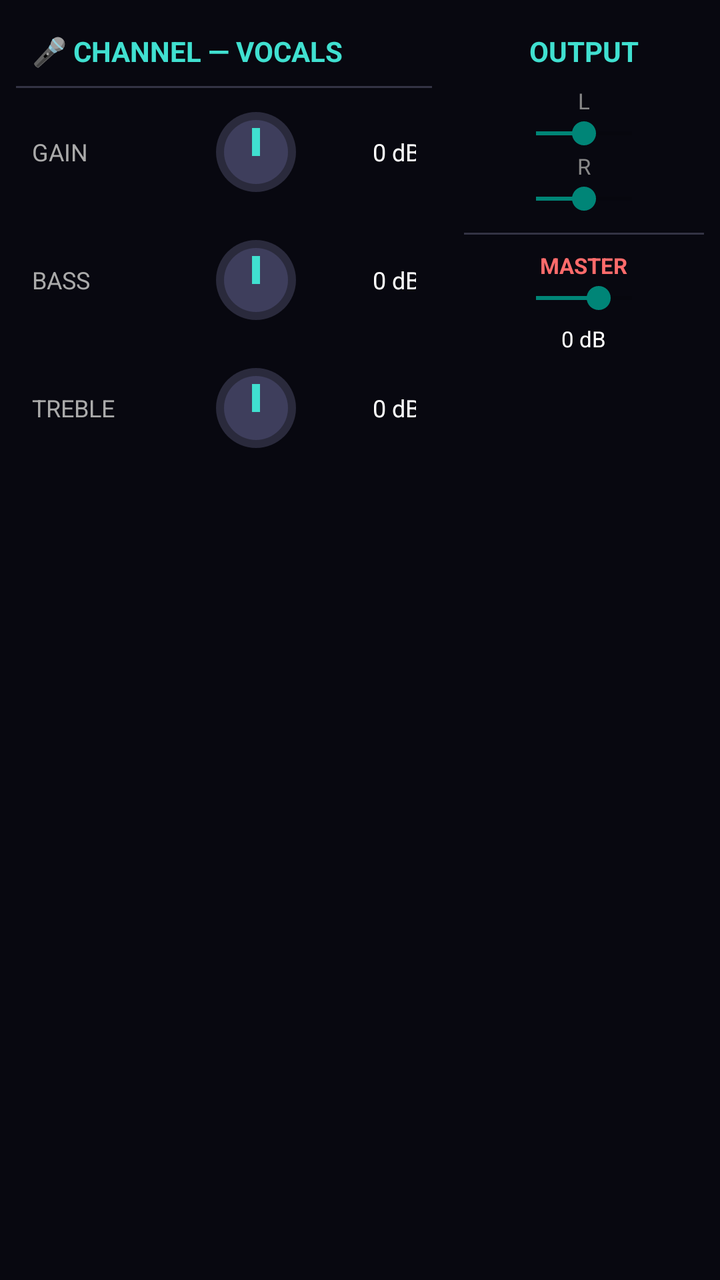
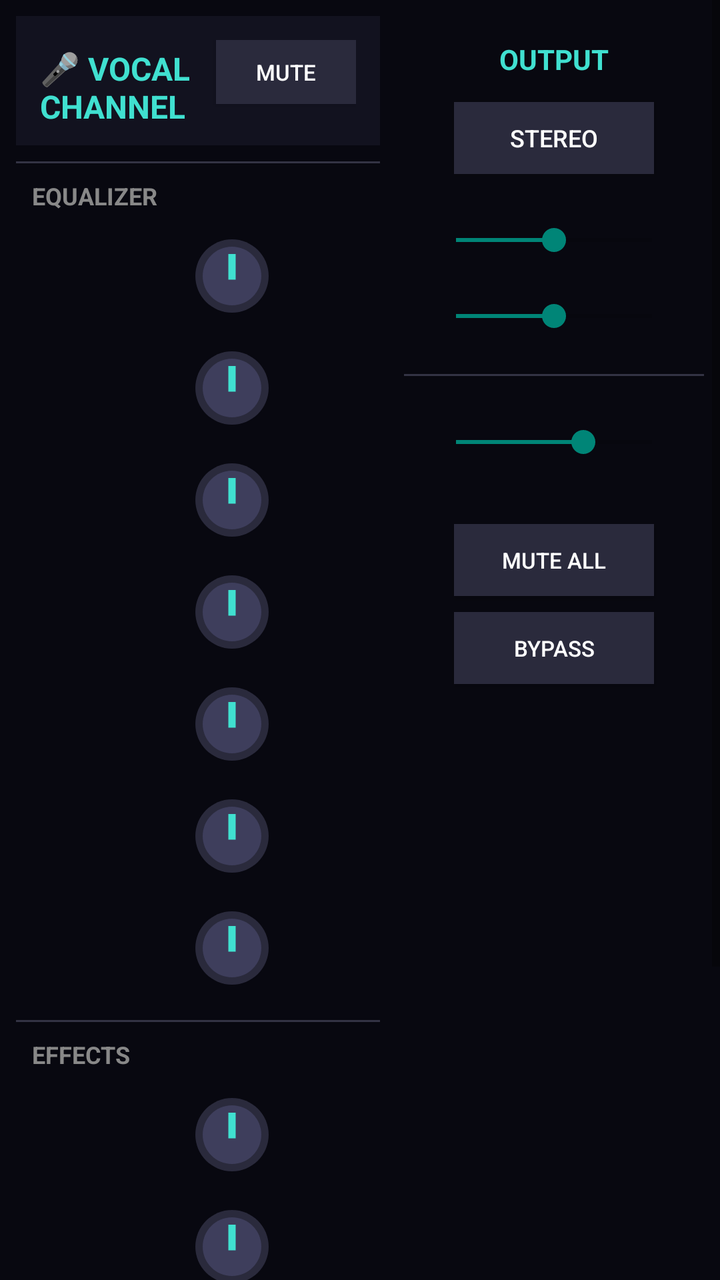

Two renders of the same Android screen: before a commit and after it. Below are the layout's source before the change and the commit's diff.
<!-- AndroidManifest.xml: activity theme Theme.AppCompat.Light.NoActionBar -->
<!-- res/layout/fragment_mixer.xml -->
<?xml version="1.0" encoding="utf-8"?>
<ScrollView
    xmlns:android="http://schemas.android.com/apk/res/android"
    android:layout_width="match_parent"
    android:layout_height="match_parent"
    android:background="#080810">

    <LinearLayout
        android:layout_width="match_parent"
        android:layout_height="wrap_content"
        android:orientation="horizontal"
        android:padding="8dp">

        
        
        
        <LinearLayout
            android:layout_width="0dp"
            android:layout_height="wrap_content"
            android:layout_weight="1"
            android:orientation="vertical"
            android:layout_marginEnd="8dp">

            <TextView
                android:layout_width="wrap_content"
                android:layout_height="wrap_content"
                android:text="🎤 CHANNEL — VOCALS"
                android:textColor="#40E0D0"
                android:textSize="14sp"
                android:textStyle="bold"
                android:padding="8dp"/>

            <View
                android:layout_width="match_parent"
                android:layout_height="1dp"
                android:background="#333344"/>

            
            <LinearLayout
                android:layout_width="match_parent"
                android:layout_height="wrap_content"
                android:orientation="horizontal"
                android:padding="8dp"
                android:gravity="center_vertical">

                <TextView
                    android:layout_width="80dp"
                    android:layout_height="wrap_content"
                    android:text="GAIN"
                    android:textColor="#AAAAAA"
                    android:textSize="12sp"/>

                <ImageView
                    android:id="@+id/knob_gain"
                    android:layout_width="48dp"
                    android:layout_height="48dp"
                    android:src="@drawable/ic_knob"
                    android:layout_marginStart="8dp"/>

                <TextView
                    android:id="@+id/val_gain"
                    android:layout_width="50dp"
                    android:layout_height="wrap_content"
                    android:text="0 dB"
                    android:textColor="#FFFFFF"
                    android:textSize="12sp"
                    android:gravity="end"
                    android:layout_marginStart="8dp"/>
            </LinearLayout>

            
            <LinearLayout
                android:layout_width="match_parent"
                android:layout_height="wrap_content"
                android:orientation="horizontal"
                android:padding="8dp"
                android:gravity="center_vertical">

                <TextView
                    android:layout_width="80dp"
                    android:layout_height="wrap_content"
                    android:text="BASS"
                    android:textColor="#AAAAAA"
                    android:textSize="12sp"/>

                <ImageView
                    android:id="@+id/knob_bass"
                    android:layout_width="48dp"
                    android:layout_height="48dp"
                    android:src="@drawable/ic_knob"
                    android:layout_marginStart="8dp"/>

                <TextView
                    android:id="@+id/val_bass"
                    android:layout_width="50dp"
                    android:layout_height="wrap_content"
                    android:text="0 dB"
                    android:textColor="#FFFFFF"
                    android:textSize="12sp"
                    android:gravity="end"
                    android:layout_marginStart="8dp"/>
            </LinearLayout>

            
            <LinearLayout
                android:layout_width="match_parent"
                android:layout_height="wrap_content"
                android:orientation="horizontal"
                android:padding="8dp"
                android:gravity="center_vertical">

                <TextView
                    android:layout_width="80dp"
                    android:layout_height="wrap_content"
                    android:text="TREBLE"
                    android:textColor="#AAAAAA"
                    android:textSize="12sp"/>

                <ImageView
                    android:id="@+id/knob_treble"
                    android:layout_width="48dp"
                    android:layout_height="48dp"
                    android:src="@drawable/ic_knob"
                    android:layout_marginStart="8dp"/>

                <TextView
                    android:id="@+id/val_treble"
                    android:layout_width="50dp"
                    android:layout_height="wrap_content"
                    android:text="0 dB"
                    android:textColor="#FFFFFF"
                    android:textSize="12sp"
                    android:gravity="end"
                    android:layout_marginStart="8dp"/>
            </LinearLayout>

        </LinearLayout>

        
        
        
        <LinearLayout
            android:layout_width="120dp"
            android:layout_height="wrap_content"
            android:orientation="vertical"
            android:gravity="center_horizontal"
            android:layout_marginStart="8dp">

            <TextView
                android:layout_width="wrap_content"
                android:layout_height="wrap_content"
                android:text="OUTPUT"
                android:textColor="#40E0D0"
                android:textSize="14sp"
                android:textStyle="bold"
                android:padding="8dp"/>

            
            <TextView
                android:layout_width="wrap_content"
                android:layout_height="wrap_content"
                android:text="L"
                android:textColor="#888888"
                android:textSize="11sp"/>
            <SeekBar
                android:id="@+id/slider_left"
                android:layout_width="80dp"
                android:layout_height="wrap_content"
                android:progress="50"/>

            
            <TextView
                android:layout_width="wrap_content"
                android:layout_height="wrap_content"
                android:text="R"
                android:textColor="#888888"
                android:textSize="11sp"/>
            <SeekBar
                android:id="@+id/slider_right"
                android:layout_width="80dp"
                android:layout_height="wrap_content"
                android:progress="50"/>

            <View
                android:layout_width="match_parent"
                android:layout_height="1dp"
                android:background="#333344"
                android:layout_marginVertical="8dp"/>

            
            <TextView
                android:layout_width="wrap_content"
                android:layout_height="wrap_content"
                android:text="MASTER"
                android:textColor="#FF6B6B"
                android:textSize="11sp"
                android:textStyle="bold"/>
            <SeekBar
                android:id="@+id/slider_master"
                android:layout_width="80dp"
                android:layout_height="wrap_content"
                android:progress="65"/>
            <TextView
                android:id="@+id/master_vol_val"
                android:layout_width="wrap_content"
                android:layout_height="wrap_content"
                android:text="0 dB"
                android:textColor="#FFFFFF"
                android:textSize="11sp"
                android:layout_marginTop="4dp"/>

        </LinearLayout>

    </LinearLayout>

</ScrollView>
<!-- resources referenced by this layout -->
<resources>
  <!-- drawable ic_knob (drawable) -->
  <?xml version="1.0" encoding="utf-8"?>
  <vector xmlns:android="http://schemas.android.com/apk/res/android"
      android:width="48dp" android:height="48dp"
      android:viewportWidth="48" android:viewportHeight="48">
    <path android:fillColor="#2A2A3C"
          android:pathData="M24,4C12.96,4 4,12.96 4,24s8.96,20 20,20 20,-8.96 20,-20S35.04,4 24,4z"/>
    <path android:fillColor="#3E3E5C"
          android:pathData="M24,8C15.16,8 8,15.16 8,24s7.16,16 16,16 16,-7.16 16,-16S32.84,8 24,8z"/>
    <path android:fillColor="#40E0D0"
          android:pathData="M22,12h4v14h-4z"/>
  </vector>
</resources>

<!-- the commit's change to res/layout/fragment_mixer.xml (unified diff, before → after) -->
@@ -3,7 +3,8 @@
     xmlns:android="http://schemas.android.com/apk/res/android"
     android:layout_width="match_parent"
     android:layout_height="match_parent"
-    android:background="#080810">
+    android:background="#080810"
+    android:fillViewport="true">
 
     <LinearLayout
         android:layout_width="match_parent"
@@ -21,117 +22,214 @@
             android:orientation="vertical"
             android:layout_marginEnd="8dp">
 
+            
+            <LinearLayout
+                android:layout_width="match_parent"
+                android:layout_height="wrap_content"
+                android:orientation="horizontal"
+                android:padding="12dp"
+                android:background="#12121F"
+                android:layout_marginBottom="8dp">
+
+                <TextView
+                    android:layout_width="0dp"
+                    android:layout_height="wrap_content"
+                    android:layout_weight="1"
+                    android:text="🎤 VOCAL CHANNEL"
+                    android:textColor="#40E0D0"
+                    android:textSize="16sp"
+                    android:textStyle="bold"/>
+
+                <ToggleButton
+                    android:id="@+id/btn_mute"
+                    android:layout_width="70dp"
+                    android:layout_height="32dp"
+                    android:textOff="MUTE"
+                    android:textOn="🔇 MUTED"
+                    android:background="#2A2A3C"
+                    android:textColor="#FFFFFF"
+                    android:textSize="11sp"
+                    android:minWidth="0dp"/>
+            </LinearLayout>
+
+            <View
+                android:layout_width="match_parent"
+                android:layout_height="1dp"
+                android:background="#333344"
+                android:layout_marginBottom="8dp"/>
+
+            
             <TextView
                 android:layout_width="wrap_content"
                 android:layout_height="wrap_content"
-                android:text="🎤 CHANNEL — VOCALS"
-                android:textColor="#40E0D0"
-                android:textSize="14sp"
+                android:text="EQUALIZER"
+                android:textColor="#888888"
+                android:textSize="12sp"
                 android:textStyle="bold"
-                android:padding="8dp"/>
+                android:paddingStart="8dp"
+                android:layout_marginBottom="4dp"/>
+
+            
+            <LinearLayout
+                android:layout_width="match_parent"
+                android:layout_height="wrap_content"
+                android:orientation="horizontal"
+                android:padding="6dp"
+                android:gravity="center_vertical">
+                <TextView android:layout_width="80dp" android:text="GAIN" android:textColor="#AAAAAA" android:textSize="12sp"/>
+                <ImageView android:id="@+id/knob_gain" android:layout_width="44dp" android:layout_height="44dp" android:src="@drawable/ic_knob"/>
+                <TextView android:id="@+id/val_gain" android:layout_width="55dp" android:text="0 dB" android:textColor="#FFFFFF" android:textSize="12sp" android:gravity="end"/>
+            </LinearLayout>
+
+            
+            <LinearLayout
+                android:layout_width="match_parent"
+                android:layout_height="wrap_content"
+                android:orientation="horizontal"
+                android:padding="6dp"
+                android:gravity="center_vertical">
+                <TextView android:layout_width="80dp" android:text="BASS" android:textColor="#AAAAAA" android:textSize="12sp"/>
+                <ImageView android:id="@+id/knob_bass" android:layout_width="44dp" android:layout_height="44dp" android:src="@drawable/ic_knob"/>
+                <TextView android:id="@+id/val_bass" android:layout_width="55dp" android:text="0 dB" android:textColor="#FFFFFF" android:textSize="12sp" android:gravity="end"/>
+            </LinearLayout>
+
+            
+            <LinearLayout
+                android:layout_width="match_parent"
+                android:layout_height="wrap_content"
+                android:orientation="horizontal"
+                android:padding="6dp"
+                android:gravity="center_vertical">
+                <TextView android:layout_width="80dp" android:text="LOW-MID" android:textColor="#AAAAAA" android:textSize="12sp"/>
+                <ImageView android:id="@+id/knob_lowmid" android:layout_width="44dp" android:layout_height="44dp" android:src="@drawable/ic_knob"/>
+                <TextView android:id="@+id/val_lowmid" android:layout_width="55dp" android:text="0 dB" android:textColor="#FFFFFF" android:textSize="12sp" android:gravity="end"/>
+            </LinearLayout>
+
+            
+            <LinearLayout
+                android:layout_width="match_parent"
+                android:layout_height="wrap_content"
+                android:orientation="horizontal"
+                android:padding="6dp"
+                android:gravity="center_vertical">
+                <TextView android:layout_width="80dp" android:text="MID" android:textColor="#AAAAAA" android:textSize="12sp"/>
+                <ImageView android:id="@+id/knob_mid" android:layout_width="44dp" android:layout_height="44dp" android:src="@drawable/ic_knob"/>
+                <TextView android:id="@+id/val_mid" android:layout_width="55dp" android:text="0 dB" android:textColor="#FFFFFF" android:textSize="12sp" android:gravity="end"/>
+            </LinearLayout>
+
+            
+            <LinearLayout
+                android:layout_width="match_parent"
+                android:layout_height="wrap_content"
+                android:orientation="horizontal"
+                android:padding="6dp"
+                android:gravity="center_vertical">
+                <TextView android:layout_width="80dp" android:text="HIGH-MID" android:textColor="#AAAAAA" android:textSize="12sp"/>
+                <ImageView android:id="@+id/knob_highmid" android:layout_width="44dp" android:layout_height="44dp" android:src="@drawable/ic_knob"/>
+                <TextView android:id="@+id/val_highmid" android:layout_width="55dp" android:text="0 dB" android:textColor="#FFFFFF" android:textSize="12sp" android:gravity="end"/>
+            </LinearLayout>
+
+            
+            <LinearLayout
+                android:layout_width="match_parent"
+                android:layout_height="wrap_content"
+                android:orientation="horizontal"
+                android:padding="6dp"
+                android:gravity="center_vertical">
+                <TextView android:layout_width="80dp" android:text="TREBLE" android:textColor="#AAAAAA" android:textSize="12sp"/>
+                <ImageView android:id="@+id/knob_treble" android:layout_width="44dp" android:layout_height="44dp" android:src="@drawable/ic_knob"/>
+                <TextView android:id="@+id/val_treble" android:layout_width="55dp" android:text="0 dB" android:textColor="#FFFFFF" android:textSize="12sp" android:gravity="end"/>
+            </LinearLayout>
+
+            
+            <LinearLayout
+                android:layout_width="match_parent"
+                android:layout_height="wrap_content"
+                android:orientation="horizontal"
+                android:padding="6dp"
+                android:gravity="center_vertical">
+                <TextView android:layout_width="80dp" android:text="PRESENCE" android:textColor="#AAAAAA" android:textSize="12sp"/>
+                <ImageView android:id="@+id/knob_presence" android:layout_width="44dp" android:layout_height="44dp" android:src="@drawable/ic_knob"/>
+                <TextView android:id="@+id/val_presence" android:layout_width="55dp" android:text="0 dB" android:textColor="#FFFFFF" android:textSize="12sp" android:gravity="end"/>
+            </LinearLayout>
 
             <View
                 android:layout_width="match_parent"
                 android:layout_height="1dp"
-                android:background="#333344"/>
-
-            
-            <LinearLayout
-                android:layout_width="match_parent"
-                android:layout_height="wrap_content"
-                android:orientation="horizontal"
-                android:padding="8dp"
-                android:gravity="center_vertical">
-
-                <TextView
-                    android:layout_width="80dp"
-                    android:layout_height="wrap_content"
-                    android:text="GAIN"
-                    android:textColor="#AAAAAA"
-                    android:textSize="12sp"/>
-
-                <ImageView
-                    android:id="@+id/knob_gain"
-                    android:layout_width="48dp"
-                    android:layout_height="48dp"
-                    android:src="@drawable/ic_knob"
-                    android:layout_marginStart="8dp"/>
-
-                <TextView
-                    android:id="@+id/val_gain"
-                    android:layout_width="50dp"
-                    android:layout_height="wrap_content"
-                    android:text="0 dB"
-                    android:textColor="#FFFFFF"
-                    android:textSize="12sp"
-                    android:gravity="end"
-                    android:layout_marginStart="8dp"/>
-            </LinearLayout>
-
-            
-            <LinearLayout
-                android:layout_width="match_parent"
-                android:layout_height="wrap_content"
-                android:orientation="horizontal"
-                android:padding="8dp"
-                android:gravity="center_vertical">
-
-                <TextView
-                    android:layout_width="80dp"
-                    android:layout_height="wrap_content"
-                    android:text="BASS"
-                    android:textColor="#AAAAAA"
-                    android:textSize="12sp"/>
-
-                <ImageView
-                    android:id="@+id/knob_bass"
-                    android:layout_width="48dp"
-                    android:layout_height="48dp"
-                    android:src="@drawable/ic_knob"
-                    android:layout_marginStart="8dp"/>
-
-                <TextView
-                    android:id="@+id/val_bass"
-                    android:layout_width="50dp"
-                    android:layout_height="wrap_content"
-                    android:text="0 dB"
-                    android:textColor="#FFFFFF"
-                    android:textSize="12sp"
-                    android:gravity="end"
-                    android:layout_marginStart="8dp"/>
-            </LinearLayout>
-
-            
-            <LinearLayout
-                android:layout_width="match_parent"
-                android:layout_height="wrap_content"
-                android:orientation="horizontal"
-                android:padding="8dp"
-                android:gravity="center_vertical">
-
-                <TextView
-                    android:layout_width="80dp"
-                    android:layout_height="wrap_content"
-                    android:text="TREBLE"
-                    android:textColor="#AAAAAA"
-                    android:textSize="12sp"/>
-
-                <ImageView
-                    android:id="@+id/knob_treble"
-                    android:layout_width="48dp"
-                    android:layout_height="48dp"
-                    android:src="@drawable/ic_knob"
-                    android:layout_marginStart="8dp"/>
-
-                <TextView
-                    android:id="@+id/val_treble"
-                    android:layout_width="50dp"
-                    android:layout_height="wrap_content"
-                    android:text="0 dB"
-                    android:textColor="#FFFFFF"
-                    android:textSize="12sp"
-                    android:gravity="end"
-                    android:layout_marginStart="8dp"/>
+                android:background="#333344"
+                android:layout_marginVertical="8dp"/>
+
+            
+            <TextView
+                android:layout_width="wrap_content"
+                android:layout_height="wrap_content"
+                android:text="EFFECTS"
+                android:textColor="#888888"
+                android:textSize="12sp"
+                android:textStyle="bold"
+                android:paddingStart="8dp"
+                android:layout_marginBottom="4dp"/>
+
+            
+            <LinearLayout
+                android:layout_width="match_parent"
+                android:layout_height="wrap_content"
+                android:orientation="horizontal"
+                android:padding="6dp"
+                android:gravity="center_vertical">
+                <TextView android:layout_width="80dp" android:text="REVERB" android:textColor="#AAAAAA" android:textSize="12sp"/>
+                <ImageView android:id="@+id/knob_reverb" android:layout_width="44dp" android:layout_height="44dp" android:src="@drawable/ic_knob"/>
+                <TextView android:id="@+id/val_reverb" android:layout_width="55dp" android:text="0%" android:textColor="#40E0D0" android:textSize="12sp" android:gravity="end"/>
+            </LinearLayout>
+
+            
+            <LinearLayout
+                android:layout_width="match_parent"
+                android:layout_height="wrap_content"
+                android:orientation="horizontal"
+                android:padding="6dp"
+                android:gravity="center_vertical">
+                <TextView android:layout_width="80dp" android:text="DELAY" android:textColor="#AAAAAA" android:textSize="12sp"/>
+                <ImageView android:id="@+id/knob_delay" android:layout_width="44dp" android:layout_height="44dp" android:src="@drawable/ic_knob"/>
+                <TextView android:id="@+id/val_delay" android:layout_width="55dp" android:text="0ms" android:textColor="#40E0D0" android:textSize="12sp" android:gravity="end"/>
+            </LinearLayout>
+
+            
+            <LinearLayout
+                android:layout_width="match_parent"
+                android:layout_height="wrap_content"
+                android:orientation="horizontal"
+                android:padding="6dp"
+                android:gravity="center_vertical">
+                <TextView android:layout_width="80dp" android:text="COMPRESSOR" android:textColor="#AAAAAA" android:textSize="12sp"/>
+                <ImageView android:id="@+id/knob_compressor" android:layout_width="44dp" android:layout_height="44dp" android:src="@drawable/ic_knob"/>
+                <TextView android:id="@+id/val_compressor" android:layout_width="55dp" android:text="0%" android:textColor="#FF6B6B" android:textSize="12sp" android:gravity="end"/>
+            </LinearLayout>
+
+            
+            <LinearLayout
+                android:layout_width="match_parent"
+                android:layout_height="wrap_content"
+                android:orientation="horizontal"
+                android:padding="6dp"
+                android:gravity="center_vertical">
+                <TextView android:layout_width="80dp" android:text="PAN" android:textColor="#AAAAAA" android:textSize="12sp"/>
+                <ImageView android:id="@+id/knob_pan" android:layout_width="44dp" android:layout_height="44dp" android:src="@drawable/ic_knob"/>
+                <TextView android:id="@+id/val_pan" android:layout_width="55dp" android:text="CENTER" android:textColor="#FFFFFF" android:textSize="12sp" android:gravity="end"/>
+            </LinearLayout>
+
+            
+            <LinearLayout
+                android:layout_width="match_parent"
+                android:layout_height="wrap_content"
+                android:orientation="horizontal"
+                android:padding="10dp"
+                android:gravity="center_vertical"
+                android:background="#1A1A2E"
+                android:layout_marginTop="4dp">
+                <TextView android:layout_width="80dp" android:text="VOLUME" android:textColor="#FFFFFF" android:textSize="13sp" android:textStyle="bold"/>
+                <ImageView android:id="@+id/knob_vol" android:layout_width="52dp" android:layout_height="52dp" android:src="@drawable/ic_knob"/>
+                <TextView android:id="@+id/val_vol" android:layout_width="55dp" android:text="0 dB" android:textColor="#FF6B6B" android:textSize="13sp" android:textStyle="bold" android:gravity="end"/>
             </LinearLayout>
 
         </LinearLayout>
@@ -140,12 +238,13 @@
         
         
         <LinearLayout
-            android:layout_width="120dp"
-            android:layout_height="wrap_content"
+            android:layout_width="150dp"
+            android:layout_height="match_parent"
             android:orientation="vertical"
             android:gravity="center_horizontal"
-            android:layout_marginStart="8dp">
-
+            android:layout_marginStart="4dp">
+
+            
             <TextView
                 android:layout_width="wrap_content"
                 android:layout_height="wrap_content"
@@ -153,61 +252,82 @@
                 android:textColor="#40E0D0"
                 android:textSize="14sp"
                 android:textStyle="bold"
-                android:padding="8dp"/>
-
-            
-            <TextView
-                android:layout_width="wrap_content"
-                android:layout_height="wrap_content"
-                android:text="L"
-                android:textColor="#888888"
-                android:textSize="11sp"/>
+                android:padding="12dp"/>
+
+            
+            <ToggleButton
+                android:id="@+id/btn_mono"
+                android:layout_width="100dp"
+                android:layout_height="36dp"
+                android:textOff="STEREO"
+                android:textOn="🔘 MONO"
+                android:background="#2A2A3C"
+                android:textColor="#FFFFFF"
+                android:textSize="12sp"
+                android:layout_marginBottom="20dp"/>
+
+            
+            <TextView android:layout_width="wrap_content" android:text="LEFT" android:textColor="#888888" android:textSize="12sp" android:layout_marginBottom="4dp"/>
             <SeekBar
                 android:id="@+id/slider_left"
-                android:layout_width="80dp"
-                android:layout_height="wrap_content"
-                android:progress="50"/>
-
-            
-            <TextView
-                android:layout_width="wrap_content"
-                android:layout_height="wrap_content"
-                android:text="R"
-                android:textColor="#888888"
-                android:textSize="11sp"/>
+                android:layout_width="130dp"
+                android:layout_height="wrap_content"
+                android:progress="50"
+                android:layout_marginBottom="16dp"/>
+
+            
+            <TextView android:layout_width="wrap_content" android:text="RIGHT" android:textColor="#888888" android:textSize="12sp" android:layout_marginBottom="4dp"/>
             <SeekBar
                 android:id="@+id/slider_right"
-                android:layout_width="80dp"
-                android:layout_height="wrap_content"
-                android:progress="50"/>
+                android:layout_width="130dp"
+                android:layout_height="wrap_content"
+                android:progress="50"
+                android:layout_marginBottom="20dp"/>
 
             <View
                 android:layout_width="match_parent"
                 android:layout_height="1dp"
                 android:background="#333344"
-                android:layout_marginVertical="8dp"/>
-
-            
-            <TextView
-                android:layout_width="wrap_content"
-                android:layout_height="wrap_content"
-                android:text="MASTER"
-                android:textColor="#FF6B6B"
-                android:textSize="11sp"
-                android:textStyle="bold"/>
+                android:layout_marginBottom="20dp"/>
+
+            
+            <TextView android:layout_width="wrap_content" android:text="MASTER VOLUME" android:textColor="#FF6B6B" android:textSize="12sp" android:textStyle="bold" android:layout_marginBottom="4dp"/>
             <SeekBar
                 android:id="@+id/slider_master"
-                android:layout_width="80dp"
-                android:layout_height="wrap_content"
-                android:progress="65"/>
+                android:layout_width="130dp"
+                android:layout_height="wrap_content"
+                android:progress="65"
+                android:layout_marginBottom="8dp"/>
             <TextView
                 android:id="@+id/master_vol_val"
                 android:layout_width="wrap_content"
-                android:layout_height="wrap_content"
                 android:text="0 dB"
                 android:textColor="#FFFFFF"
+                android:textSize="13sp"
+                android:textStyle="bold"
+                android:layout_marginBottom="24dp"/>
+
+            
+            <ToggleButton
+                android:id="@+id/btn_mute_all"
+                android:layout_width="100dp"
+                android:layout_height="36dp"
+                android:textOff="MUTE ALL"
+                android:textOn="🔇 ALL MUTED"
+                android:background="#2A2A3C"
+                android:textColor="#FFFFFF"
                 android:textSize="11sp"
-                android:layout_marginTop="4dp"/>
+                android:layout_marginBottom="8dp"/>
+
+            <ToggleButton
+                android:id="@+id/btn_bypass"
+                android:layout_width="100dp"
+                android:layout_height="36dp"
+                android:textOff="BYPASS"
+                android:textOn="✅ ACTIVE"
+                android:background="#2A2A3C"
+                android:textColor="#FFFFFF"
+                android:textSize="11sp"/>
 
         </LinearLayout>
 
